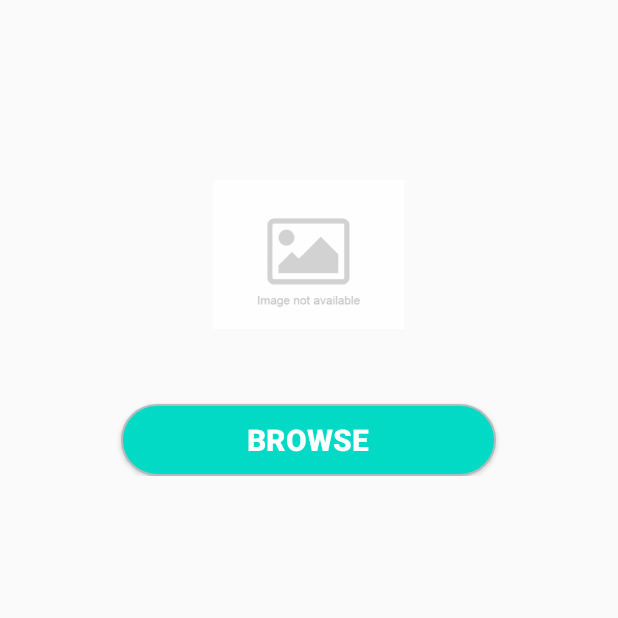
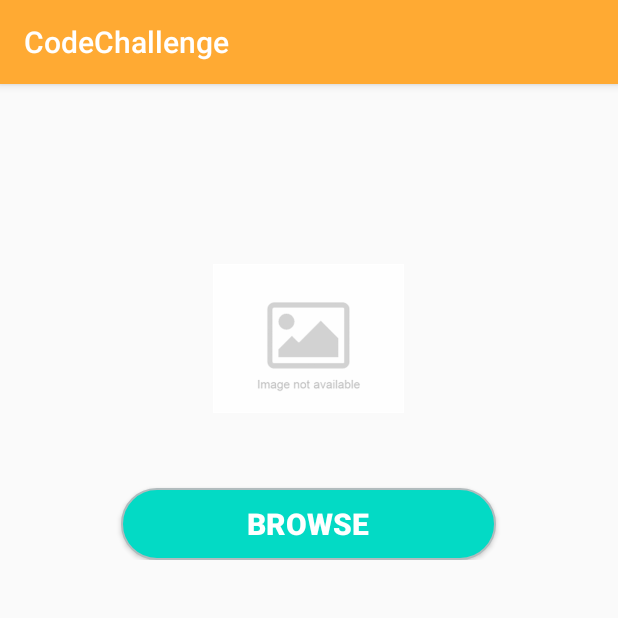
Before and after one commit to egin10/CodeChallenge, an Android app: the screen it shows after launch (MainActivity), on a phone screen of 412 x 824 dp, the top half of it. Run offline under Robolectric (Android 15) with nearby library versions, the phone set to English and light mode, and no system bars.

Commit message:
change actionBar

```diff
--- a/app/src/main/res/values/colors.xml
+++ b/app/src/main/res/values/colors.xml
@@ -1,6 +1,6 @@
 <?xml version="1.0" encoding="utf-8"?>
 <resources>
-    <color name="colorPrimary">#6200EE</color>
+    <color name="colorPrimary">#fa3</color>
     <color name="colorPrimaryDark">#000000</color>
     <color name="colorAccent">#03DAC5</color>
 </resources>
--- a/app/src/main/res/values/styles.xml
+++ b/app/src/main/res/values/styles.xml
@@ -1,6 +1,6 @@
 <resources>
     <!-- Base application theme. -->
-    <style name="AppTheme" parent="Theme.AppCompat.Light.NoActionBar">
+    <style name="AppTheme" parent="Theme.AppCompat.Light.DarkActionBar">
         <!-- Customize your theme here. -->
         <item name="colorPrimary">@color/colorPrimary</item>
         <item name="colorPrimaryDark">@color/colorPrimaryDark</item>
```
